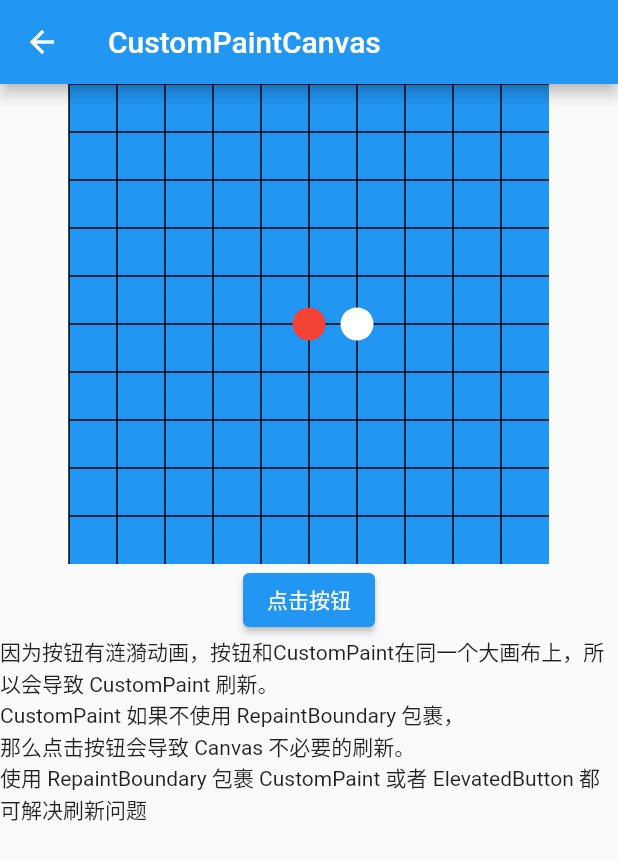
After one commit to xxxIxxxx/flutter_ddup, a Flutter app: the CustomPaintCanvasPage screen opened by its route, after a tap on "点击按钮", on a phone screen of 412 x 824 dp. The commit adds this screen. Shown: the top 860 px of the screen. Run offline on Flutter 3.47's test engine with Material 2 defaults, Android fonts, the phone set to English and light mode, and no system bars; our stand-ins replace fluro.

Commit message:
CustomPaint与Canvas 自绘组件

```diff
--- a/lib/app/home_page.dart
+++ b/lib/app/home_page.dart
@@ -364,6 +364,13 @@ class _MyHomePageState extends State<MyHomePage> {
             },
             child: const Text("自己实现渐变色按钮 InkWell 涟漪组件"),
           ),
+          TextButton(
+            onPressed: () {
+              Application.router.navigateTo(context, Routes.customPaintCanvas,
+                  transition: TransitionType.native);
+            },
+            child: const Text("自绘组件 CustomPaint Canvas"),
+          ),
         ],
       ),
     );
--- /dev/null
+++ b/lib/class/CustomPaint与Canvas/custom_paint_canvas_page.dart
@@ -0,0 +1,97 @@
+// ignore_for_file: avoid_print
+
+import 'package:flutter/material.dart';
+
+class CustomPaintCanvasPage extends StatelessWidget {
+  const CustomPaintCanvasPage({Key? key}) : super(key: key);
+
+  @override
+  Widget build(BuildContext context) {
+    return Scaffold(
+      appBar: AppBar(
+        title: const Text('CustomPaintCanvas'),
+      ),
+      body: Column(
+        children: [
+          RepaintBoundary(
+            child: CustomPaint(
+              size: const Size(320, 320),
+              painter: MyPainter(),
+            ),
+          ),
+          ElevatedButton(onPressed: () {}, child: const Text('点击按钮')),
+          const Text("""
+因为按钮有涟漪动画，按钮和CustomPaint在同一个大画布上，所以会导致 CustomPaint 刷新。
+CustomPaint 如果不使用 RepaintBoundary 包裹，
+那么点击按钮会导致 Canvas 不必要的刷新。
+使用 RepaintBoundary 包裹 CustomPaint 或者 ElevatedButton 都可解决刷新问题
+"""),
+        ],
+      ),
+    );
+  }
+}
+
+class MyPainter extends CustomPainter {
+  final int count = 10;
+  @override
+  void paint(Canvas canvas, Size size) {
+    print("paint");
+    var rect = Offset.zero & size;
+    drawChessBoard(canvas, rect);
+    drawPieces(canvas, rect);
+  }
+
+  @override
+  bool shouldRepaint(MyPainter oldDelegate) => false;
+
+  @override
+  bool shouldRebuildSemantics(MyPainter oldDelegate) => false;
+
+  void drawChessBoard(Canvas canvas, Rect rect) {
+    final paint = Paint();
+
+    // 棋盘背景色
+    paint
+      ..isAntiAlias = true // 抗锯齿
+      ..style = PaintingStyle.fill // 填充
+      ..color = Colors.blue; // 颜色
+    canvas.drawRect(rect, paint);
+
+    paint
+      ..color = Colors.black
+      ..style = PaintingStyle.stroke
+      ..strokeWidth = 1.0;
+
+    final width = rect.size.width;
+    final height = rect.size.height;
+
+    for (int i = 0; i < count; i++) {
+      final x = width / count * i;
+      final y = height / count * i;
+      canvas.drawLine(Offset(x, 0), Offset(x, height), paint);
+      canvas.drawLine(Offset(0, y), Offset(width, y), paint);
+    }
+  }
+
+  void drawPieces(Canvas canvas, Rect rect) {
+    final paint = Paint();
+    paint
+      ..isAntiAlias = true // 抗锯齿
+      ..style = PaintingStyle.fill // 填充
+      ..color = Colors.red; // 颜色
+
+    double radius = rect.width / count / 2.0 - 5;
+
+    canvas.drawCircle(
+        Offset(rect.width / count * 5, rect.height / count * 5), radius, paint);
+
+    paint
+      ..isAntiAlias = true
+      ..style = PaintingStyle.fill
+      ..color = Colors.white;
+
+    canvas.drawCircle(
+        Offset(rect.width / count * 6, rect.height / count * 5), radius, paint);
+  }
+}
--- a/lib/route/route_handlers.dart
+++ b/lib/route/route_handlers.dart
@@ -9,6 +9,7 @@ import '../class/AnimatedList插入删除增加动画/animated_list_page.dart';
 import '../class/AnimatedSwitcher动画切换组件,动画过渡组件/animated_switcher_page.dart';
 import '../class/Clip剪切组件/clip_page.dart';
 import '../class/Container组件/container_page.dart';
+import '../class/CustomPaint与Canvas/custom_paint_canvas_page.dart';
 import '../class/CustomScrollView和Slivers/custom_scroll_view_page.dart';
 import '../class/DecoratedBox装饰容器渐变边框等/decorated_box_page.dart';
 import '../class/ElevatedButton,TextButton,OutlinedButton,IconButton按钮/button_page.dart';
@@ -296,3 +297,8 @@ var gradientBtnHandeler = Handler(
     handlerFunc: (BuildContext? context, Map<String, List<String>> params) {
   return const GradientBtnPage();
 });
+
+var customPaintCanvasHandeler = Handler(
+    handlerFunc: (BuildContext? context, Map<String, List<String>> params) {
+  return const CustomPaintCanvasPage();
+});
--- a/lib/route/routes.dart
+++ b/lib/route/routes.dart
@@ -54,6 +54,7 @@ class Routes {
   static String animationGroup = "/animationGroup";
   static String animatedSwitcher = "/animatedSwitcher";
   static String gradientBtn = "/gradientBtn";
+  static String customPaintCanvas = "/customPaintCanvas";
 
 
   static void configureRoutes(FluroRouter router) {
@@ -114,5 +115,6 @@ class Routes {
     router.define(animationGroup, handler: animationGroupHandeler);
     router.define(animatedSwitcher, handler: animatedSwitcherHandeler);
     router.define(gradientBtn, handler: gradientBtnHandeler);
+    router.define(customPaintCanvas, handler: customPaintCanvasHandeler);
   }
 }
```
